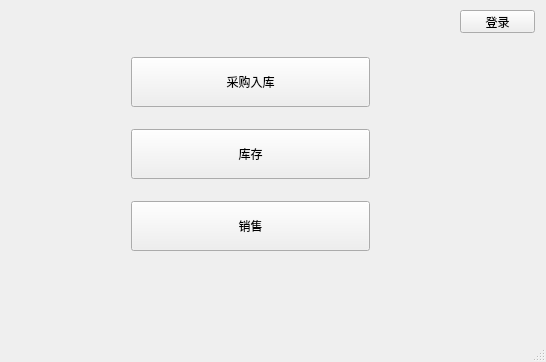
The window that SongSystem/songsystem.ui (woshinieao/SongSystem) describes before a commit, drawn with Qt 5.
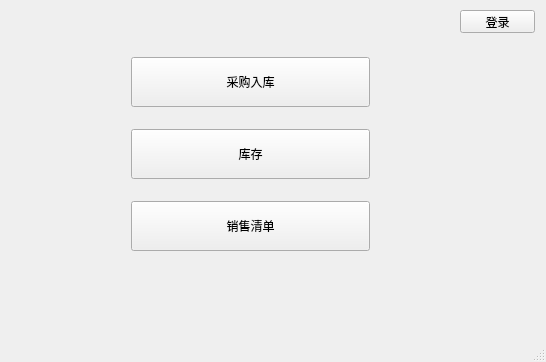
The same window after the commit.

The edit to the form file:
```diff
--- a/SongSystem/songsystem.ui
+++ b/SongSystem/songsystem.ui
@@ -77,7 +77,7 @@
         </size>
        </property>
        <property name="text">
-        <string>销售</string>
+        <string>销售清单</string>
        </property>
       </widget>
      </item>
```
